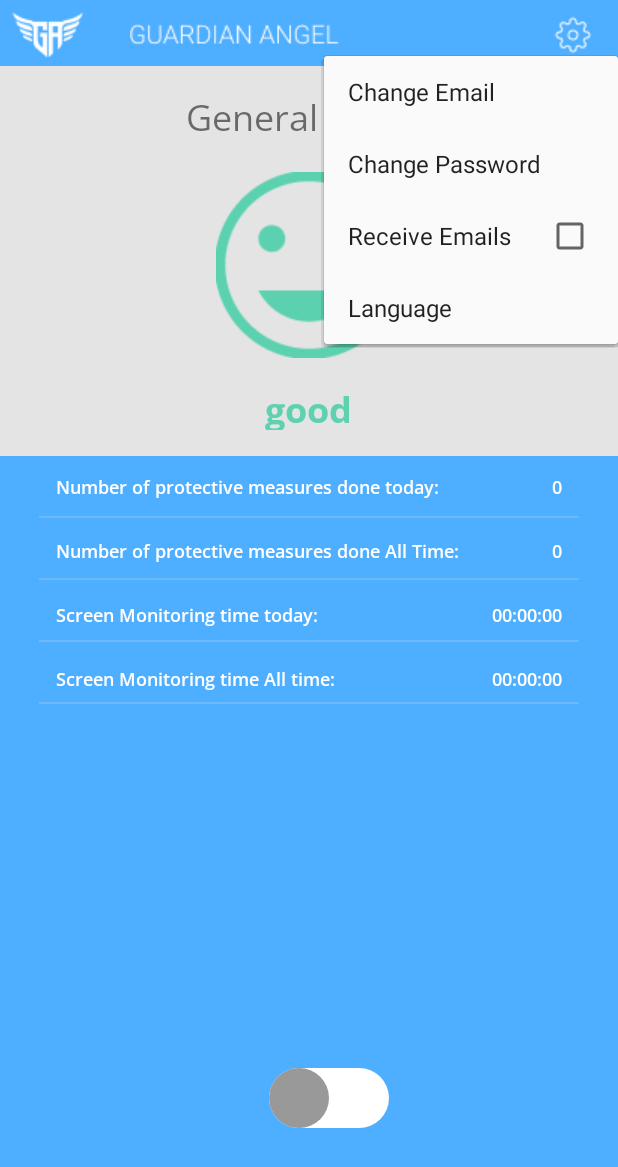
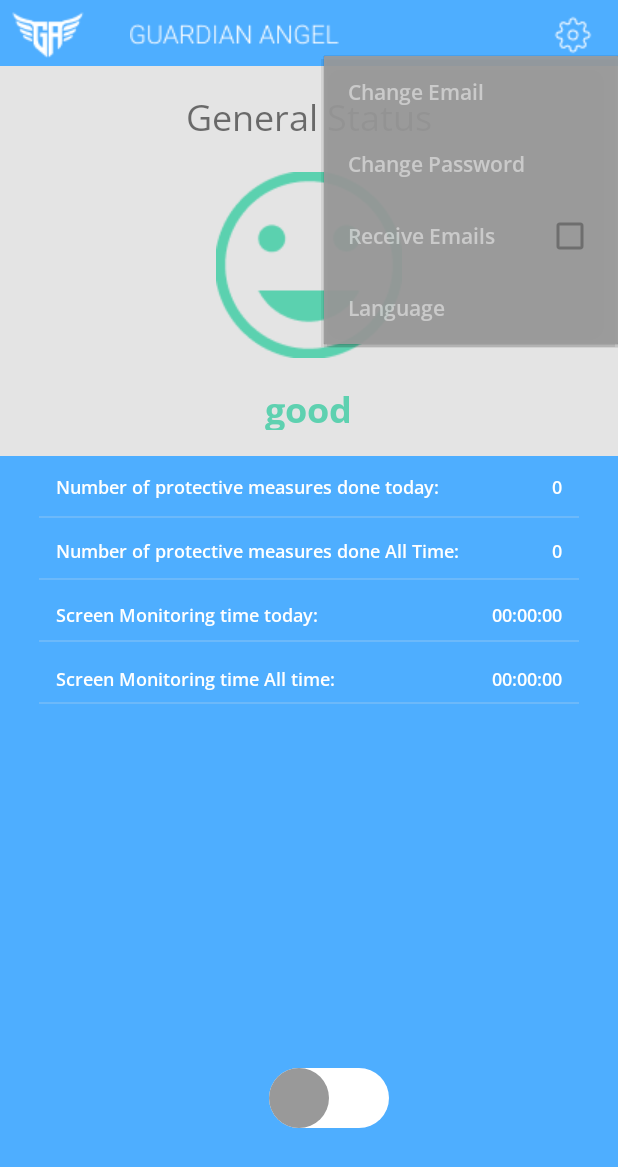
Before and after one commit to MohamedAAbdelwahab/GuardianAngelGP, an Android app: the HomeActivity screen opened directly, with no data from a screen before it, after a tap on an icon or button, on a phone screen of 412 x 824 dp. Shown: the top 1167 px of the screen. Run offline under Robolectric (Android 15) with nearby library versions, the phone set to English and light mode, and no system bars.

Commit message:
Popup menu update

```diff
--- a/app/src/main/java/com/GuardianAngel/HomeActivity.java
+++ b/app/src/main/java/com/GuardianAngel/HomeActivity.java
@@ -4,17 +4,18 @@ package com.GuardianAngel;
 
 import android.app.Activity;
 import android.content.ActivityNotFoundException;
+import android.content.Context;
 import android.content.Intent;
 import android.net.Uri;
 import android.os.Build;
 import android.os.Bundle;
 import android.provider.Settings;
+import android.view.ContextThemeWrapper;
 import android.view.View;
 import android.widget.Button;
 import android.widget.ImageView;
 import android.widget.PopupMenu;
 import android.widget.Toast;
-
 import androidx.annotation.RequiresApi;
 
 public class HomeActivity extends Activity {
@@ -25,7 +26,8 @@ public class HomeActivity extends Activity {
         v.setOnClickListener(new View.OnClickListener() {
             @Override
             public void onClick(View v) {
-                PopupMenu men = new PopupMenu(HomeActivity.this,v);
+                Context wrapper = new ContextThemeWrapper(HomeActivity.this, R.style.MyPopupOtherStyle);
+                PopupMenu men = new PopupMenu(wrapper,v);
                 men.inflate(R.menu.settings_menu);
                 men.show();
             }
--- a/app/src/main/res/values/colors.xml
+++ b/app/src/main/res/values/colors.xml
@@ -3,4 +3,5 @@
     <color name="colorPrimary">#6200EE</color>
     <color name="colorPrimaryDark">#3700B3</color>
     <color name="colorAccent">#03DAC5</color>
+    <color name="menubackground">#999999</color>
 </resources>
--- a/app/src/main/res/values/styles.xml
+++ b/app/src/main/res/values/styles.xml
@@ -6,5 +6,15 @@
         <item name="colorPrimaryDark">@color/colorPrimaryDark</item>
         <item name="colorAccent">@color/colorAccent</item>
     </style>
-
+    <style name="MyPopupOtherStyle" parent="Theme.AppCompat.Light.Dialog.Alert">
+            <!-- Used for the buttons -->
+            <item name="colorAccent">@color/colorAccent</item>
+            <!-- Used for the title and text -->
+            <item name="android:textColorPrimary">@android:color/white</item>
+            <!-- Used for the background -->
+            <item name="android:fontFamily">@font/open_sans_semibold</item>
+            <item name="android:textSize">14sp</item>
+            <item name="android:background">@color/menubackground</item>
+            <item name="android:alpha">0.9</item>
+    </style>
 </resources>
```
